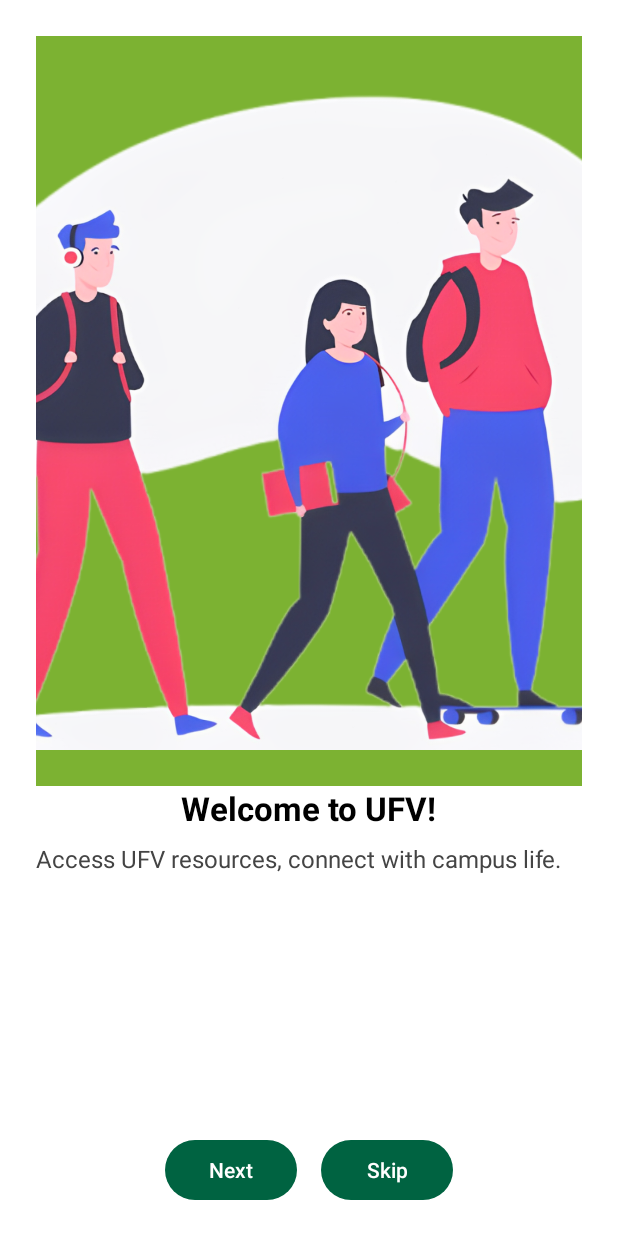
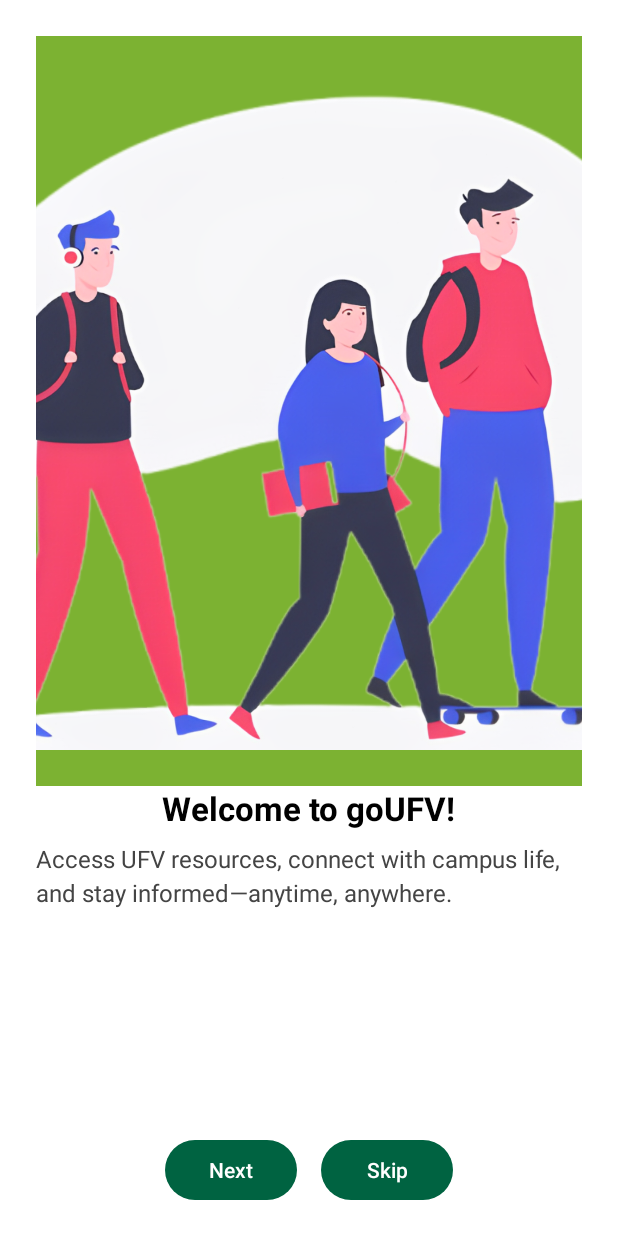
Before and after one commit to mikebassi132/Syntax-Squad, an Android app: the screen it shows after launch (OnboardingActivity), on a phone screen of 412 x 824 dp. Run offline under Robolectric (Android 15) with nearby library versions, the light colour scheme and no system bars.

Commit message:
updated onboarding pages with correct dimensions

```diff
--- a/app/src/main/java/com/example/schoolboardapp/OnboardingActivity.java
+++ b/app/src/main/java/com/example/schoolboardapp/OnboardingActivity.java
@@ -59,8 +59,9 @@
 
         items.add(new OnboardingItem(
                 R.drawable.onboarding_image1,
-                "Welcome to UFV!",
-                "Access UFV resources, connect with campus life.",
+                "Welcome to goUFV!",
+                "Access UFV resources, connect with campus life, and stay informed—anytime, anywhere.\n" +
+                        "\n",
                 1,   // backgroundType (green top)
                 626, // width in dp
                 476  // height in dp
@@ -68,20 +69,20 @@
 
         items.add(new OnboardingItem(
                 R.drawable.onboarding_image2,
-                "Explore Campus",
-                "Navigate classrooms, cafes, and more.",
+                "Explore UFV \nInside and Out",
+                "Navigate classrooms, cafes, study areas, and more with an immersive virtual experience. Discover every corner of campus from wherever you are",
                 0,   // backgroundType (white)
-                300, // width in dp
-                300  // height in dp
+                626, // width in dp
+                500  // height in dp
         ));
 
         items.add(new OnboardingItem(
                 R.drawable.onboarding_image3,
                 "Engage & Learn",
-                "Collaborate with your peers and instructors.",
+                "Join discussions, ask questions, and collaborate with classmates on course topics. Stay connected",
                 0,   // backgroundType (white)
-                280, // width in dp
-                280  // height in dp
+                620, // width in dp
+                480  // height in dp
         ));
 
         adapter = new OnboardingAdapter(items);
```
